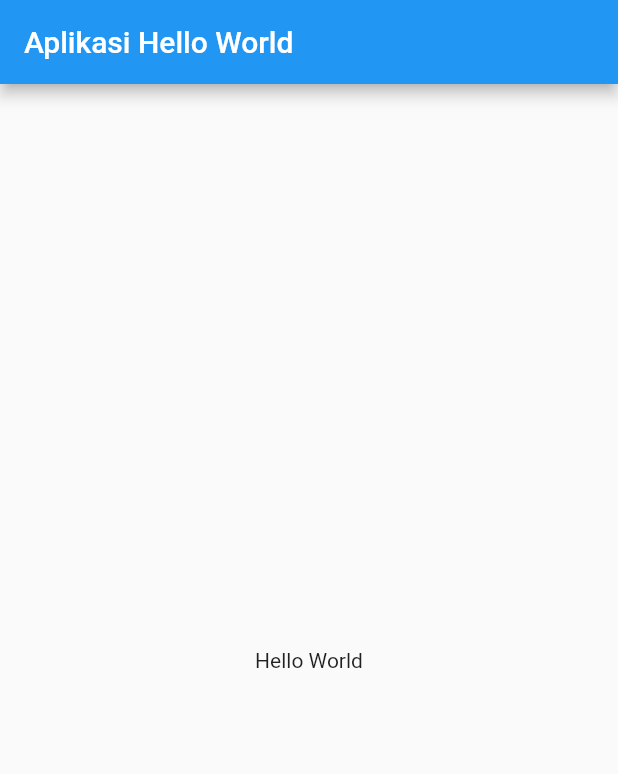
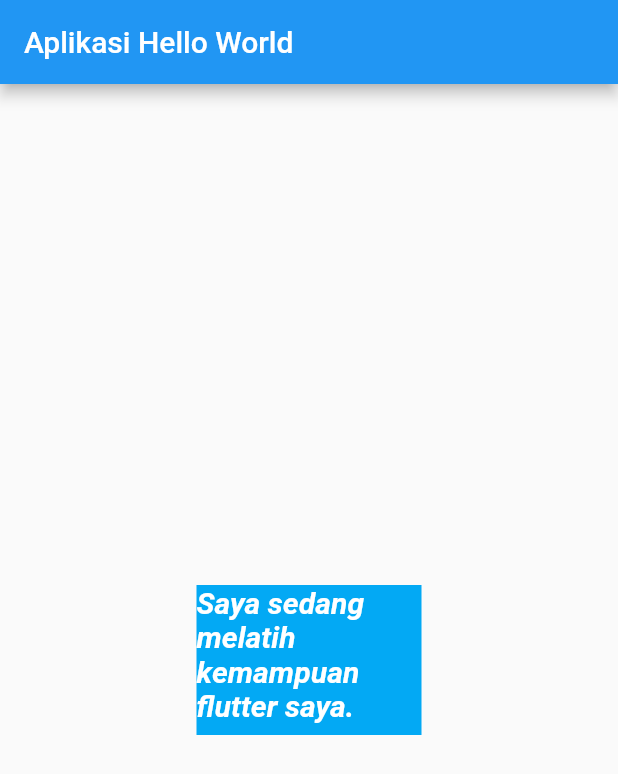
Before and after one commit to MHafizAF/belajar-flutter, a Flutter app: the screen it shows after launch, on a phone screen of 412 x 824 dp. Shown: the top 774 px of the screen. Run offline on Flutter 3.47's test engine with Material 2 defaults, Android fonts, the light colour scheme and no system bars.

Commit message:
text widget

```diff
--- a/lib/main.dart
+++ b/lib/main.dart
@@ -11,8 +11,22 @@ class MyApp extends StatelessWidget {
   Widget build(BuildContext context) {
     return MaterialApp(
       home: Scaffold(
-        appBar: AppBar(title: Text("Aplikasi Hello World"),),
-        body: Center(child: Text("Hello World")),
+        appBar: AppBar(
+          title: Text("Aplikasi Hello World"),
+        ),
+        body: Center(
+            child: Container(
+                color: Colors.lightBlue,
+                width: 150,
+                height: 100,
+                child: Text(
+                  "Saya sedang melatih kemampuan flutter saya.",
+                  style: TextStyle(
+                      color: Colors.white,
+                      fontStyle: FontStyle.italic,
+                      fontWeight: FontWeight.w700,
+                      fontSize: 20),
+                ))),
       ),
     );
   }
```
